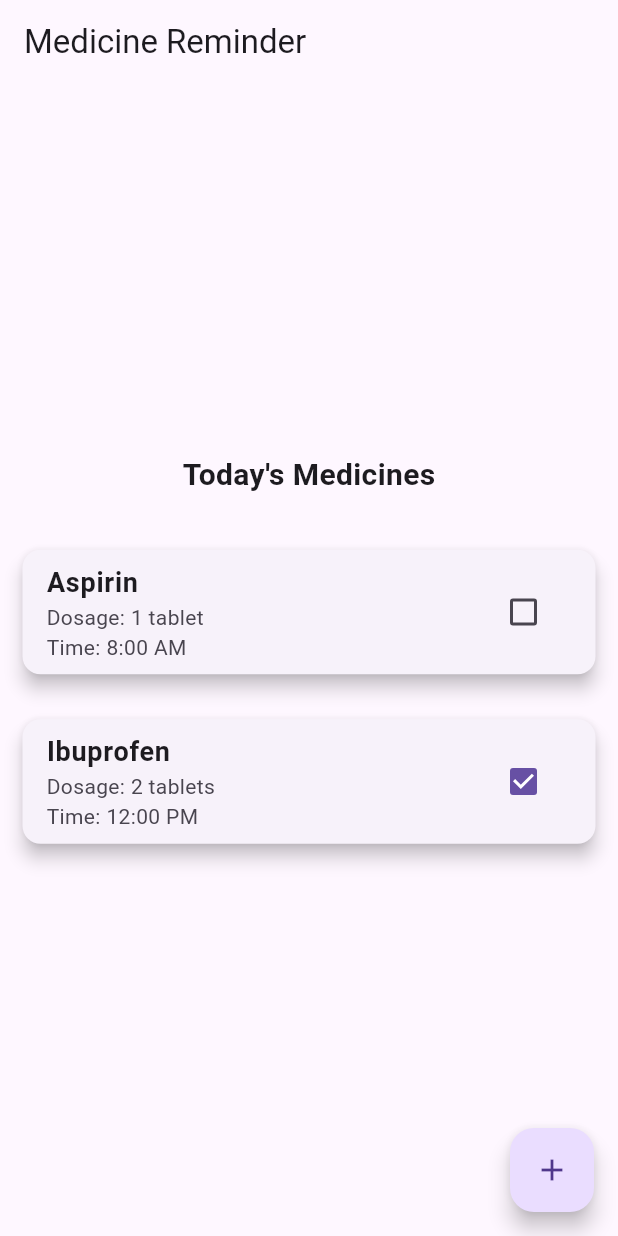
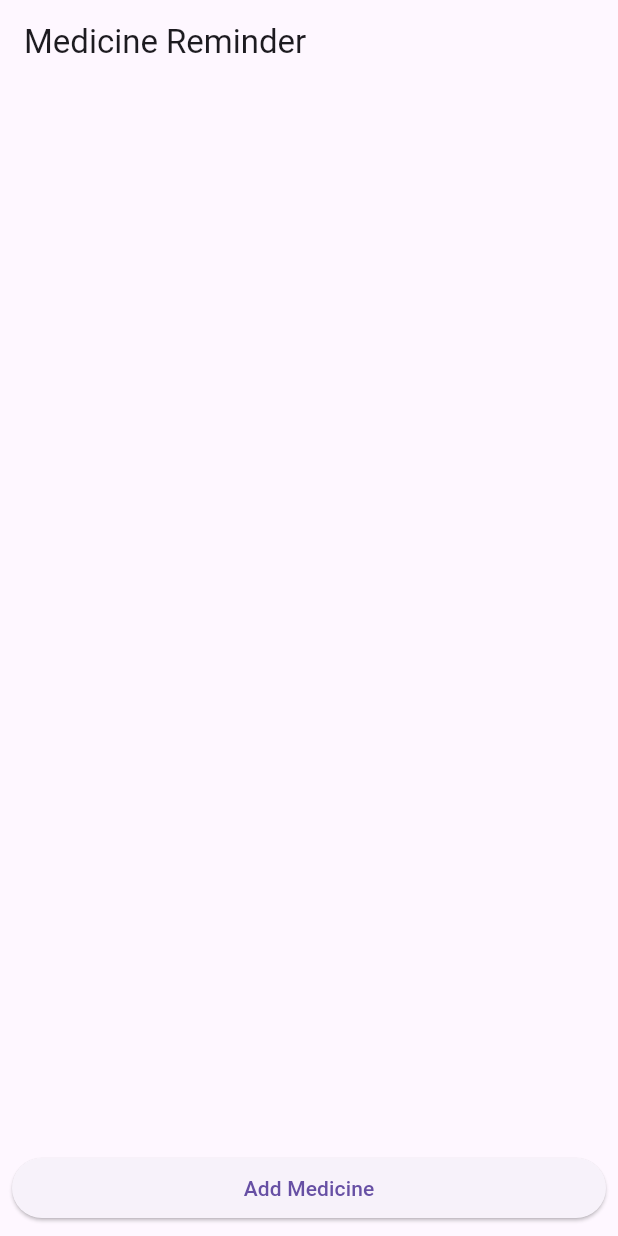
Before and after one commit to Himanshu2233/Medicine_flutter, a Flutter app: the screen it shows after launch, on a phone screen of 412 x 824 dp. Run offline on Flutter 3.47's test engine with Material 3 defaults, Android fonts, the phone set to English and light mode, and no system bars; our stand-ins replace flutter_local_notifications.

Commit message:
added timer and div

```diff
--- a/lib/main.dart
+++ b/lib/main.dart
@@ -1,6 +1,13 @@
+import 'dart:convert';
+import 'dart:io';
+
 import 'package:flutter/material.dart';
+import 'package:flutter_local_notifications/flutter_local_notifications.dart';
+import 'package:path_provider/path_provider.dart';
 
-void main() => runApp(MedicineReminderApp());
+void main() {
+  runApp(MedicineReminderApp());
+}
 
 class MedicineReminderApp extends StatelessWidget {
   @override
@@ -15,112 +22,241 @@ class MedicineReminderApp extends StatelessWidget {
   }
 }
 
-class HomeScreen extends StatelessWidget {
+class HomeScreen extends StatefulWidget {
+  @override
+  _HomeScreenState createState() => _HomeScreenState();
+}
+
+class _HomeScreenState extends State<HomeScreen> {
+  FlutterLocalNotificationsPlugin flutterLocalNotificationsPlugin =
+      FlutterLocalNotificationsPlugin();
+  List<Medicine> medicines = [];
+
+  @override
+  void initState() {
+    super.initState();
+    initializeNotifications();
+    loadMedicines();
+  }
+
+  Future<void> initializeNotifications() async {
+    final AndroidInitializationSettings initializationSettingsAndroid =
+        AndroidInitializationSettings('@mipmap/ic_launcher');
+
+    final InitializationSettings initializationSettings =
+        InitializationSettings(
+            android: initializationSettingsAndroid, iOS: null, macOS: null);
+
+    await flutterLocalNotificationsPlugin.initialize(initializationSettings,
+        onSelectNotification: selectNotification);
+  }
+
+  Future<void> _showNotification(String medicineName) async {
+    const AndroidNotificationDetails androidPlatformChannelSpecifics =
+        AndroidNotificationDetails(
+      'channel_id',
+      'channel_name',
+      importance: Importance.max,
+      priority: Priority.high,
+      playSound: true,
+      enableVibration: true,
+    );
+
+    const NotificationDetails platformChannelSpecifics =
+        NotificationDetails(android: androidPlatformChannelSpecifics);
+
+    await flutterLocalNotificationsPlugin.show(
+      0,
+      'Medicine Reminder',
+      'It\'s time to take $medicineName!',
+      platformChannelSpecifics,
+      payload: 'Default_Sound',
+    );
+  }
+
+  Future<void> selectNotification(String? payload) async {
+    // Handle notification click event
+  }
+
+  Future<void> loadMedicines() async {
+    try {
+      final directory = await getApplicationDocumentsDirectory();
+      final file = File('${directory.path}/medicines.json');
+
+      if (file.existsSync()) {
+        final content = await file.readAsString();
+        final List<dynamic> decoded = jsonDecode(content);
+
+        setState(() {
+          medicines = decoded.map((json) => Medicine.fromJson(json)).toList();
+        });
+      }
+    } catch (e) {
+      print('Error loading medicines: $e');
+    }
+  }
+
+  Future<void> saveMedicines() async {
+    try {
+      final directory = await getApplicationDocumentsDirectory();
+      final file = File('${directory.path}/medicines.json');
+
+      final encoded = jsonEncode(medicines);
+      await file.writeAsString(encoded);
+    } catch (e) {
+      print('Error saving medicines: $e');
+    }
+  }
+
+  void addMedicine(String name, TimeOfDay time) {
+    final medicine = Medicine(name: name, time: time);
+
+    setState(() {
+      medicines.add(medicine);
+    });
+
+    saveMedicines();
+    scheduleNotification(medicine);
+  }
+
+  Future<void> scheduleNotification(Medicine medicine) async {
+    final now = DateTime.now();
+    final scheduledTime = DateTime(
+        now.year, now.month, now.day, medicine.time.hour, medicine.time.minute);
+
+    if (scheduledTime.isBefore(now)) {
+      scheduledTime.add(Duration(days: 1));
+    }
+
+    final timeDifference = scheduledTime.difference(now);
+    final secondsUntilNotification = timeDifference.inSeconds;
+
+    var tz;
+    await flutterLocalNotificationsPlugin.zonedSchedule(
+      0,
+      'Medicine Reminder',
+      'It\'s time to take ${medicine.name}!',
+      tz.TZDateTime.from(scheduledTime, tz.local),
+      const NotificationDetails(
+        android: AndroidNotificationDetails(
+          'channel_id',
+          'channel_name',
+          importance: Importance.max,
+          priority: Priority.high,
+          playSound: true,
+          enableVibration: true,
+        ),
+      ),
+      androidAllowWhileIdle: true,
+      uiLocalNotificationDateInterpretation:
+          UILocalNotificationDateInterpretation.absoluteTime,
+    );
+  }
+
   @override
   Widget build(BuildContext context) {
     return Scaffold(
       appBar: AppBar(
         title: Text('Medicine Reminder'),
       ),
-      body: Center(
-        child: Column(
-          mainAxisAlignment: MainAxisAlignment.center,
+      body: Column(
+        crossAxisAlignment: CrossAxisAlignment.stretch,
         children: [
-            Text(
-              'Today\'s Medicines',
-              style: TextStyle(fontSize: 20, fontWeight: FontWeight.bold),
+          Expanded(
+            child: ListView.builder(
+              itemCount: medicines.length,
+              itemBuilder: (context, index) {
+                final medicine = medicines[index];
+                return ListTile(
+                  title: Text(medicine.name),
+                  subtitle: Text(
+                      'Time: ${medicine.time.hour}:${medicine.time.minute}'),
+                );
+              },
             ),
-            SizedBox(height: 20),
-            MedicineCard(
-              medicineName: 'Aspirin',
-              dosage: '1 tablet',
-              time: '8:00 AM',
-              isTaken: false,
           ),
-            MedicineCard(
-              medicineName: 'Ibuprofen',
-              dosage: '2 tablets',
-              time: '12:00 PM',
-              isTaken: true,
+          Padding(
+            padding: const EdgeInsets.all(8.0),
+            child: ElevatedButton(
+              onPressed: () {
+                showAddMedicineDialog(context);
+              },
+              child: Text('Add Medicine'),
             ),
-            // Add more MedicineCard widgets for other medicines
+          ),
         ],
       ),
+    );
+  }
+
+  Future<void> showAddMedicineDialog(BuildContext context) async {
+    String medicineName = '';
+    TimeOfDay? selectedTime = TimeOfDay.now();
+
+    await showDialog(
+      context: context,
+      builder: (BuildContext context) {
+        return AlertDialog(
+          title: Text('Add Medicine'),
+          content: Column(
+            children: [
+              TextField(
+                onChanged: (value) {
+                  medicineName = value;
+                },
+                decoration: InputDecoration(labelText: 'Medicine Name'),
               ),
-      floatingActionButton: FloatingActionButton(
-        onPressed: () {
-          // Navigate to the add medicine screen
-          Navigator.push(
-            context,
-            MaterialPageRoute(builder: (context) => AddMedicineScreen()),
+              SizedBox(height: 16),
+              ElevatedButton(
+                onPressed: () async {
+                  selectedTime = await showTimePicker(
+                    context: context,
+                    initialTime: TimeOfDay.now(),
                   );
                 },
-        child: Icon(Icons.add),
+                child: Text('Select Time'),
               ),
+            ],
+          ),
+          actions: [
+            TextButton(
+              onPressed: () {
+                Navigator.of(context).pop();
+              },
+              child: Text('Cancel'),
+            ),
+            ElevatedButton(
+              onPressed: () {
+                if (medicineName.isNotEmpty) {
+                  addMedicine(medicineName, selectedTime!);
+                }
+                Navigator.of(context).pop();
+              },
+              child: Text('Add'),
+            ),
+          ],
+        );
+      },
     );
   }
 }
 
-class MedicineCard extends StatelessWidget {
-  final String medicineName;
-  final String dosage;
-  final String time;
-  final bool isTaken;
+class Medicine {
+  final String name;
+  final TimeOfDay time;
 
-  MedicineCard({
-    required this.medicineName,
-    required this.dosage,
-    required this.time,
-    required this.isTaken,
-  });
+  Medicine({required this.name, required this.time});
 
-  @override
-  Widget build(BuildContext context) {
-    return Card(
-      elevation: 5,
-      margin: EdgeInsets.all(15),
-      child: ListTile(
-        title: Text(
-          medicineName,
-          style: TextStyle(fontSize: 18, fontWeight: FontWeight.bold),
-        ),
-        subtitle: Column(
-          crossAxisAlignment: CrossAxisAlignment.start,
-          children: [
-            Text('Dosage: $dosage'),
-            Text('Time: $time'),
-          ],
-        ),
-        trailing: Checkbox(
-          value: isTaken,
-          onChanged: (bool? value) {
-            // Handle checkbox state change
-          },
-        ),
-      ),
+  Medicine.fromJson(Map<String, dynamic> json)
+      : name = json['name'],
+        time = TimeOfDay(
+          hour: json['hour'],
+          minute: json['minute'],
         );
+
+  Map<String, dynamic> toJson() => {
+        'name': name,
+        'hour': time.hour,
+        'minute': time.minute,
+      };
 }
-}
-
-class AddMedicineScreen extends StatelessWidget {
-  @override
-  Widget build(BuildContext context) {
-    return Scaffold(
-      appBar: AppBar(
-        title: Text('Add Medicine'),
-      ),
-      body: Center(
-        child: Column(
-          mainAxisAlignment: MainAxisAlignment.center,
-          children: [
-            // Add form fields and buttons for adding a new medicine
-            Text(
-              'Add Medicine Screen',
-              style: TextStyle(fontSize: 20),
-            ),
-          ],
-        ),
-      ),
-    );
-  }
-}
--- a/pubspec.yaml
+++ b/pubspec.yaml
@@ -30,6 +30,8 @@ environment:
 dependencies:
   flutter:
     sdk: flutter
+  flutter_local_notifications: ^9.1.4
+  path_provider: ^2.0.5
 
 
   # The following adds the Cupertino Icons font to your application.
```
Also changed, not shown: pubspec.lock, 1 other file. Lines whose indentation alone changed are shown as unchanged.
